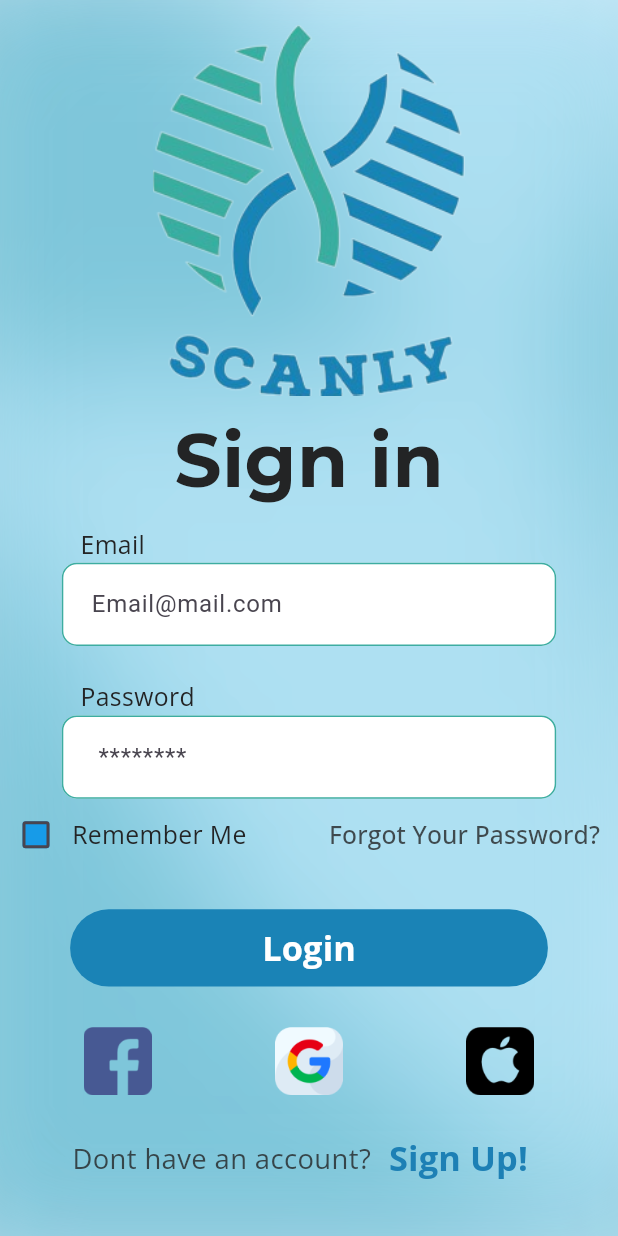
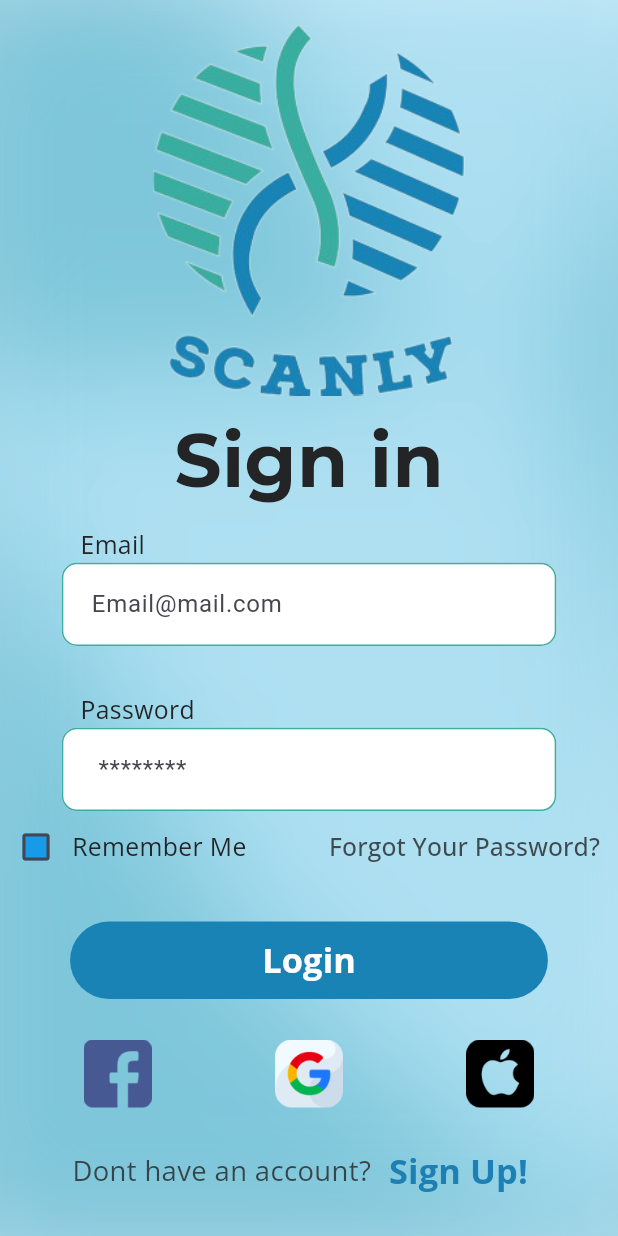
Before and after one commit to AliRaouf/Scanly, a Flutter app: the screen it shows after launch, after a tap on "Login", on a phone screen of 412 x 824 dp. Run offline on Flutter 3.47's test engine with Material 3 defaults, Android fonts, the phone set to English and light mode, and no system bars; our stand-ins replace animated_splash_screen, bloc, cached_network_image, cloud_firestore, file_picker, firebase_auth and 11 more; missing offline and left inert: amplify_auth_cognito, amplify_flutter, amplify_storage_s3, aws_common, colorful_safe_area, flutter_facebook_auth and 3 more; accounts and stored records are empty; network calls fail; statements that could not run were skipped.

Commit message:
splashscreen

```diff
--- a/lib/screens/login_screen.dart
+++ b/lib/screens/login_screen.dart
@@ -72,7 +72,7 @@ class _LoginScreenState extends State<LoginScreen> {
                     ),
                     Container(
                       margin: EdgeInsets.only(top: screenHeight * 0.01),
-                      height: screenHeight * 0.22,
+                      height: screenHeight * 0.23,
                       child: Column(
                         mainAxisAlignment: MainAxisAlignment.spaceBetween,
                         children: [
--- /dev/null
+++ b/lib/screens/splash_screen.dart
@@ -0,0 +1,28 @@
+import 'package:flutter/material.dart';
+import 'package:animated_splash_screen/animated_splash_screen.dart';
+import 'package:scanly/screens/start_screen.dart';
+import 'package:page_transition/page_transition.dart';
+class SplashScreen extends StatefulWidget {
+  const SplashScreen({super.key});
+
+  @override
+  State<SplashScreen> createState() => _SplashScreenState();
+}
+
+class _SplashScreenState extends State<SplashScreen> {
+  @override
+  Widget build(BuildContext context) {
+    double screenHeight = MediaQuery.of(context).size.height;
+    double screenWidth = MediaQuery.of(context).size.width;
+    return AnimatedSplashScreen(animationDuration:const Duration(seconds:2),
+        splash: Image.asset("assets/images/Logo.png"),
+        nextScreen: StartScreen(),
+        splashTransition: SplashTransition.scaleTransition,
+      pageTransitionType: PageTransitionType.topToBottom,
+        backgroundColor: Color(0xff80c6dc),
+        duration:2100,
+        splashIconSize:screenWidth*0.6,
+
+      );
+  }
+}
--- a/lib/screens/upload_file_confirm.dart
+++ b/lib/screens/upload_file_confirm.dart
@@ -72,7 +72,7 @@ class _UploadFileConfirmState extends State<UploadFileConfirm> {
                             borderRadius: BorderRadius.circular(15),
                             child: Image.file(
                               cubit.fileToDisplay!,
-                              fit: BoxFit.fill,
+                              fit: BoxFit.contain,
                             ),
                           )
                     : ClipRRect(
--- a/lib/src/app_root.dart
+++ b/lib/src/app_root.dart
@@ -5,6 +5,7 @@ import 'package:scanly/bloc/register/register_cubit.dart';
 import 'package:scanly/bloc/test/test_cubit.dart';
 import 'package:scanly/bloc/textract/textract_cubit.dart';
 import 'package:scanly/bloc/user/user_cubit.dart';
+import 'package:scanly/screens/splash_screen.dart';
 import 'package:scanly/screens/start_screen.dart';
 
 class AppRoot extends StatelessWidget {
@@ -22,7 +23,7 @@ class AppRoot extends StatelessWidget {
 
         ],
         child: const MaterialApp(debugShowCheckedModeBanner: false,
-          home: StartScreen(),
+          home: SplashScreen(),
         ));
   }
 }
--- a/pubspec.yaml
+++ b/pubspec.yaml
@@ -65,6 +65,8 @@ dependencies:
   amplify_flutter: ^1.7.0
   amplify_storage_s3: ^1.7.0
   amplify_auth_cognito: ^1.7.0
+  animations: ^2.0.11
+  animated_splash_screen: ^1.3.0
 dev_dependencies:
   flutter_test:
     sdk: flutter
```
Also changed, not shown: lib/components/common_test_selection.dart (+8 -6 lines), pubspec.lock.
